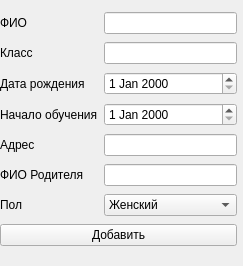
First picture: the form in uis/add_student.ui, repository MichailKon/schoolProjectC, before the edit.
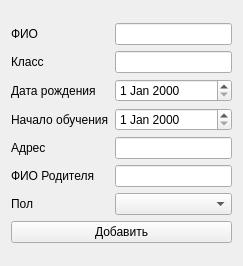
Second picture: the form after the edit.

Commit message: Added adding student (without catching errors)

Patch:
```diff
--- a/uis/add_student.ui
+++ b/uis/add_student.ui
@@ -13,15 +13,8 @@
   <property name="windowTitle">
    <string>Form</string>
   </property>
-     <widget class="QWidget" name="gridLayoutWidget">
-         <property name="geometry">
-             <rect>
-                 <x>0</x>
-                 <y>10</y>
-                 <width>237</width>
-                 <height>246</height>
-             </rect>
-         </property>
+  <layout class="QGridLayout" name="gridLayout_2">
+   <item row="0" column="0">
          <layout class="QGridLayout" name="gridLayout">
              <item row="3" column="1">
                  <widget class="QDateEdit" name="dateEdit_startStudy"/>
@@ -102,18 +95,7 @@
                  </widget>
              </item>
              <item row="6" column="1">
-                 <widget class="QComboBox" name="comboBox_gender">
-                     <item>
-                         <property name="text">
-                             <string>Женский</string>
-                         </property>
-                     </item>
-                     <item>
-                         <property name="text">
-                             <string>Мужской</string>
-                         </property>
-                     </item>
-                 </widget>
+      <widget class="QComboBox" name="comboBox_gender"/>
              </item>
              <item row="7" column="0" colspan="2">
                  <widget class="QPushButton" name="btn_add">
@@ -123,7 +105,8 @@
                  </widget>
              </item>
          </layout>
-  </widget>
+   </item>
+  </layout>
  </widget>
  <resources/>
  <connections/>
```
Left out of the diff: 4 changed lines with no effect on the pictures. Lines whose indentation alone changed are shown as unchanged. The commit also changes 7 other files.
